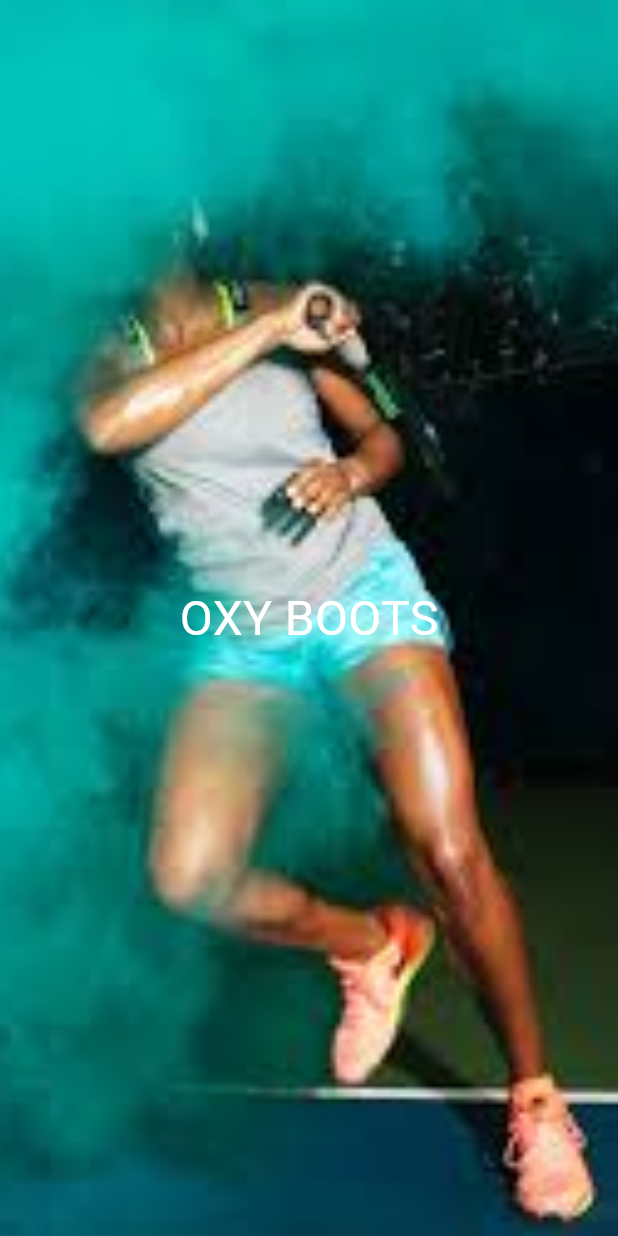
After one commit to Badhon100/innova, a Flutter app: the SplashScreen screen opened directly, on a phone screen of 412 x 824 dp. The commit adds this screen. Run offline on Flutter 3.47's test engine with Material 2 defaults, Android fonts, the phone set to English and light mode, and no system bars; our stand-ins replace flutter_zoom_drawer.

Commit message:
Splsdh screen done

```diff
--- /dev/null
+++ b/lib/features/screens/splash_screen.dart
@@ -0,0 +1,44 @@
+import 'dart:async';
+
+import 'package:flutter/material.dart';
+import 'package:innova/features/screens/home_page.dart';
+
+class SplashScreen extends StatefulWidget {
+  const SplashScreen({super.key});
+
+  @override
+  State<SplashScreen> createState() => _SplashScreenState();
+}
+
+class _SplashScreenState extends State<SplashScreen> {
+  @override
+  void initState() {
+    super.initState();
+    Timer(
+      const Duration(seconds: 2),
+      () => Navigator.pushReplacement(
+        context,
+        MaterialPageRoute(builder: (context) => const HomePage()),
+      ),
+    );
+  }
+
+  @override
+  Widget build(BuildContext context) {
+    return Scaffold(
+      body: Container(
+        decoration: const BoxDecoration(
+          image: DecorationImage(
+              image: AssetImage('assets/img/login_logout/splash_screen.jpg'),
+              fit: BoxFit.cover),
+        ),
+        child: const Center(
+          child: Text(
+            "OXY BOOTS",
+            style: TextStyle(fontSize: 32, color: Colors.white),
+          ),
+        ),
+      ),
+    );
+  }
+}
--- a/lib/main.dart
+++ b/lib/main.dart
@@ -1,5 +1,6 @@
 import 'package:flutter/material.dart';
 import 'package:innova/features/screens/landing_page.dart';
+import 'package:innova/features/screens/splash_screen.dart';
 
 void main() {
   runApp(const MyApp());
@@ -21,7 +22,7 @@ class MyApp extends StatelessWidget {
         ),
         useMaterial3: true,
       ),
-      home: const LandingPage(),
+      home: const SplashScreen(),
     );
   }
 }
--- a/pubspec.yaml
+++ b/pubspec.yaml
@@ -65,6 +65,7 @@ flutter:
     - assets/img/person.png
     - assets/img/brand_logo/
     - assets/img/shoes/
+    - assets/img/login_logout/
 
   # An image asset can refer to one or more resolution-specific "variants", see
   # https://flutter.dev/assets-and-images/#resolution-aware
```
Also changed, not shown: assets/img/login_logout/splash_screen.jpg (added).
